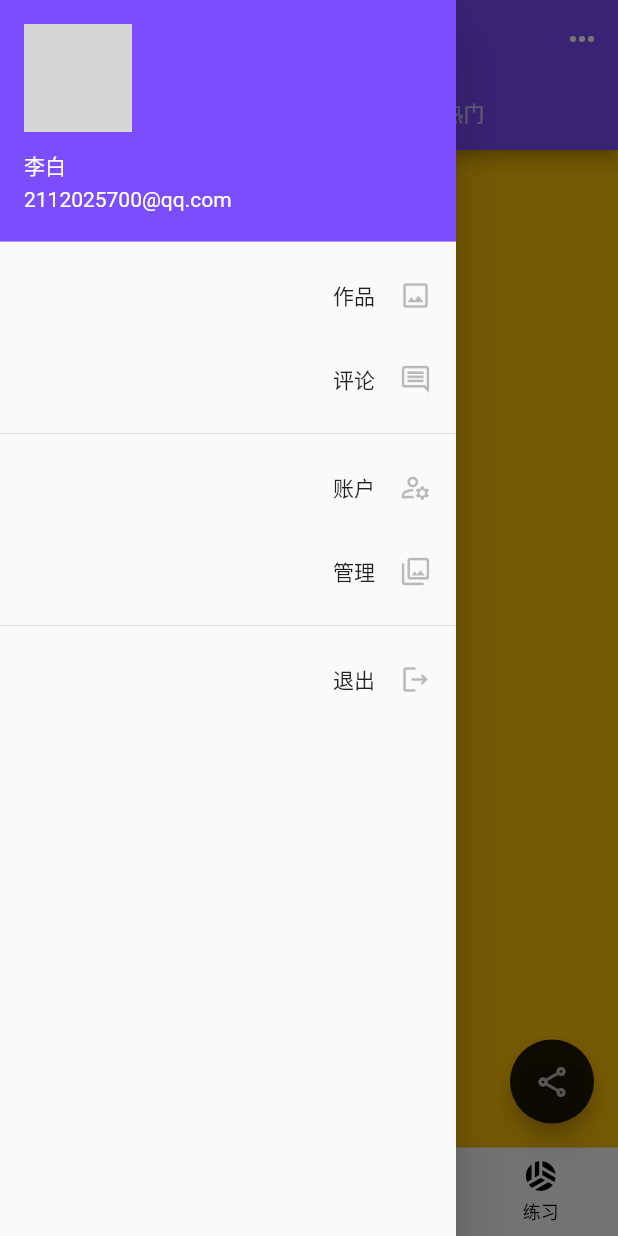
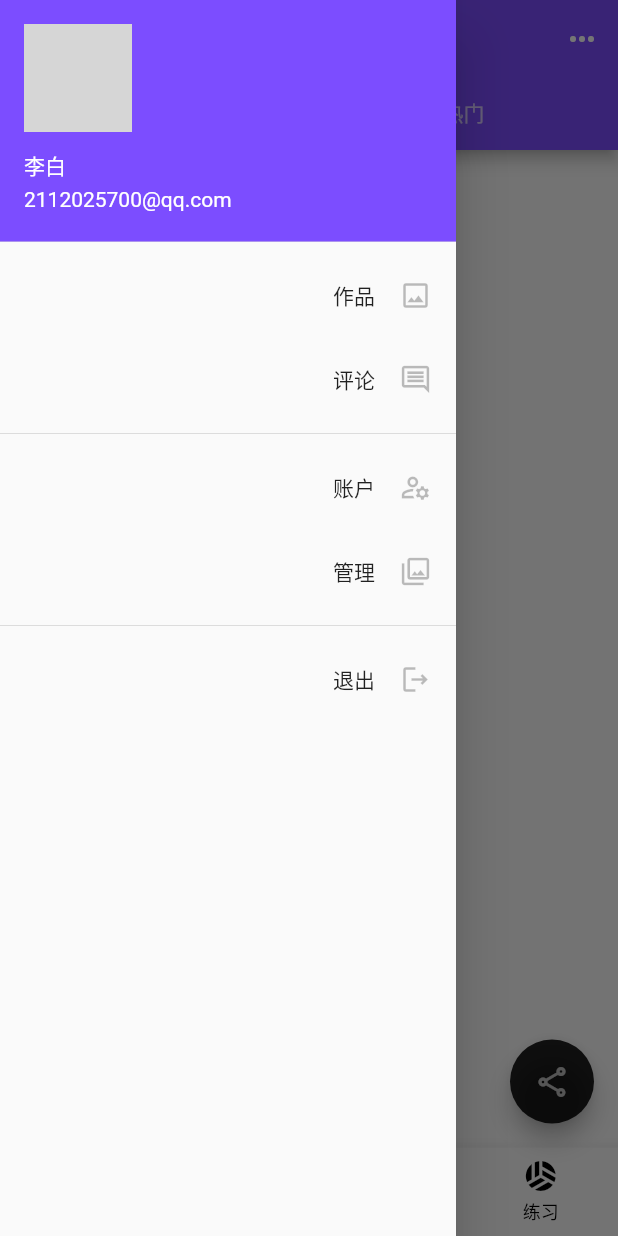
Before and after one commit to qweijiaq/GopherImage-flutter, a Flutter app: the screen it shows after launch, after a tap on the "menu" icon, on a phone screen of 412 x 824 dp. Run offline on Flutter 3.47's test engine with Material 2 defaults, Android fonts, the light colour scheme and no system bars; our stand-ins replace flutter_dotenv; network calls fail; grey boxes are pictures that could not be loaded.

Commit message:
完成内容列表

```diff
--- /dev/null
+++ b/lib/app/app_config.dart
@@ -0,0 +1,8 @@
+import 'package:flutter_dotenv/flutter_dotenv.dart';
+
+class AppConfig {
+  static String get apiBaseUrl => dotenv.get(
+        'API_BASE_URL',
+        fallback: 'http://127.0.0.1:3000',
+      );
+}
--- a/lib/app/components/app_home.dart
+++ b/lib/app/components/app_home.dart
@@ -30,7 +30,7 @@ class _AppHomeState extends State<AppHome> {
     return DefaultTabController(
       length: 2,
       child: Scaffold(
-        backgroundColor: Colors.amber,
+        // backgroundColor: Colors.amber,
         appBar: showAppBar ? AppPageHeader() : null,
         body: AppPageMain(
           currebtIndex: currentAppBottomNavigationBarItem,
--- a/lib/main.dart
+++ b/lib/main.dart
@@ -1,6 +1,8 @@
 import 'package:flutter/material.dart';
 import 'package:GopherImage/app/app.dart';
+import 'package:flutter_dotenv/flutter_dotenv.dart';
 
-void main() {
+void main() async {
+  await dotenv.load(fileName: '.env');
   runApp(App());
 }
--- a/lib/playground/http/playground_http.dart
+++ b/lib/playground/http/playground_http.dart
@@ -4,6 +4,8 @@ import 'dart:io';
 import 'package:GopherImage/user/user.dart';
 import 'package:flutter/material.dart';
 import 'package:http/http.dart' as http;
+
+import '../../app/app_config.dart';
 
 class PlaygroundHttp extends StatefulWidget {
   @override
@@ -16,7 +18,7 @@ class _PlaygroundHttpState extends State<PlaygroundHttp> {
   String? currentUserToken;
 
   getUser() async {
-    final uri = Uri.parse('http://127.0.0.1:3000/users/248');
+    final uri = Uri.parse('${AppConfig.apiBaseUrl}/users/248');
     final response = await http.get(uri);
 
     print('状态码 ${response.statusCode}');
--- a/lib/post/index/components/post_index_latest.dart
+++ b/lib/post/index/components/post_index_latest.dart
@@ -1,12 +1,12 @@
+import 'package:GopherImage/post/index/components/post_list.dart';
 import 'package:flutter/material.dart';
 
 class PostIndexLatest extends StatelessWidget {
   @override
   Widget build(BuildContext context) {
-    return Icon(
-      Icons.explore_outlined,
-      size: 128,
-      color: Colors.black12,
+    return Container(
+      padding: EdgeInsets.all(16),
+      child: PostList(),
     );
   }
 }
--- /dev/null
+++ b/lib/post/index/components/post_list.dart
@@ -0,0 +1,47 @@
+import 'package:GopherImage/post/index/post_index_model.dart';
+import 'package:flutter/material.dart';
+import 'package:provider/provider.dart';
+
+class PostList extends StatefulWidget {
+  @override
+  State<PostList> createState() => _PostListState();
+}
+
+class _PostListState extends State<PostList> {
+  @override
+  void initState() {
+    super.initState();
+
+    Future.microtask(() {
+      context.read<PostIndexModel>().getPosts();
+    });
+  }
+
+  @override
+  Widget build(BuildContext context) {
+    final model = context.watch<PostIndexModel>();
+    final posts = model.posts ?? [];
+
+    final noContent = Center(
+      child: Container(
+        child: Text('暂无内容'),
+      ),
+    );
+
+    // model.posts!.forEach((post) {
+    //   print(post.toJson());
+    // });
+
+    final list = ListView.builder(
+      itemCount: posts.length,
+      itemBuilder: (context, index) {
+        return Text(
+          posts[index].title!,
+          style: Theme.of(context).textTheme.titleLarge,
+        );
+      },
+    );
+
+    return posts.length == 0 ? noContent : list;
+  }
+}
--- a/lib/post/index/post_index.dart
+++ b/lib/post/index/post_index.dart
@@ -1,15 +1,20 @@
 import 'package:GopherImage/post/index/components/post_index_latest.dart';
 import 'package:GopherImage/post/index/components/post_index_popular.dart';
+import 'package:GopherImage/post/index/post_index_model.dart';
 import 'package:flutter/material.dart';
+import 'package:provider/provider.dart';
 
 class PostIndex extends StatelessWidget {
   @override
   Widget build(BuildContext context) {
-    return TabBarView(
-      children: [
-        PostIndexLatest(),
-        PostIndexPopular(),
-      ],
+    return ChangeNotifierProvider(
+      create: (_) => PostIndexModel(),
+      child: TabBarView(
+        children: [
+          PostIndexLatest(),
+          PostIndexPopular(),
+        ],
+      ),
     );
   }
 }
--- /dev/null
+++ b/lib/post/index/post_index_model.dart
@@ -0,0 +1,32 @@
+import 'dart:convert';
+
+import 'package:flutter/material.dart';
+import 'package:http/http.dart' as http;
+import '../../app/app_config.dart';
+import '../post.dart';
+
+class PostIndexModel extends ChangeNotifier {
+  List<Post>? posts;
+
+  // PostIndexModel() {
+  //   getPosts();
+  // }
+
+  List<Post> parsePosts(responseBody) {
+    final List<Post> parsed = jsonDecode(responseBody)
+        .map<Post>((item) => Post.fromJson(item))
+        .toList();
+
+    return parsed;
+  }
+
+  Future<List<Post>> getPosts() async {
+    final uri = Uri.parse('${AppConfig.apiBaseUrl}/posts');
+    final response = await http.get(uri);
+    final parsed = parsePosts(response.body);
+    posts = parsed;
+    notifyListeners();
+
+    return parsed;
+  }
+}
--- /dev/null
+++ b/lib/post/post.dart
@@ -0,0 +1,88 @@
+import 'package:json_annotation/json_annotation.dart';
+part 'post.g.dart';
+
+@JsonSerializable(explicitToJson: true)
+class Post {
+  int? id;
+  String? title;
+  String? content;
+  PostUser? user;
+  int? totalComments;
+  PostFile? file;
+  List<PostTag>? tags;
+  int? totalDiggs;
+  int? digged;
+
+  Post({
+    this.id,
+    this.title,
+    this.content,
+    this.user,
+    this.totalComments,
+    this.file,
+    this.tags,
+    this.totalDiggs,
+    this.digged,
+  });
+
+  factory Post.fromJson(Map<String, dynamic> json) {
+    return _$PostFromJson(json);
+  }
+
+  Map<String, dynamic> toJson() => _$PostToJson(this);
+}
+
+@JsonSerializable(explicitToJson: true)
+class PostUser {
+  int? id;
+  String? name;
+  int? avatar;
+
+  PostUser({
+    this.id,
+    this.name,
+    this.avatar,
+  });
+
+  factory PostUser.fromJson(Map<String, dynamic> json) {
+    return _$PostUserFromJson(json);
+  }
+
+  Map<String, dynamic> toJson() => _$PostUserToJson(this);
+}
+
+@JsonSerializable(explicitToJson: true)
+class PostFile {
+  int? id;
+  int? width;
+  int? height;
+
+  PostFile({
+    this.id,
+    this.width,
+    this.height,
+  });
+
+  factory PostFile.fromJson(Map<String, dynamic> json) {
+    return _$PostFileFromJson(json);
+  }
+
+  Map<String, dynamic> toJson() => _$PostFileToJson(this);
+}
+
+@JsonSerializable(explicitToJson: true)
+class PostTag {
+  int? id;
+  String? name;
+
+  PostTag({
+    this.id,
+    this.name,
+  });
+
+  factory PostTag.fromJson(Map<String, dynamic> json) {
+    return _$PostTagFromJson(json);
+  }
+
+  Map<String, dynamic> toJson() => _$PostTagToJson(this);
+}
--- a/pubspec.yaml
+++ b/pubspec.yaml
@@ -37,6 +37,7 @@ dependencies:
   provider: ^6.0.5
   http: ^1.1.0
   json_annotation: ^4.8.1
+  flutter_dotenv: ^5.1.0
 
 dev_dependencies:
   build_runner: ^2.4.6
@@ -64,6 +65,7 @@ flutter:
   # To add assets to your application, add an assets section, like this:
   assets:
     - assets/images/
+    - .env
   #   - images/a_dot_burr.jpeg
   #   - images/a_dot_ham.jpeg
 
```
Also changed, not shown: lib/post/post.g.dart (added), pubspec.lock, 2 other files.
